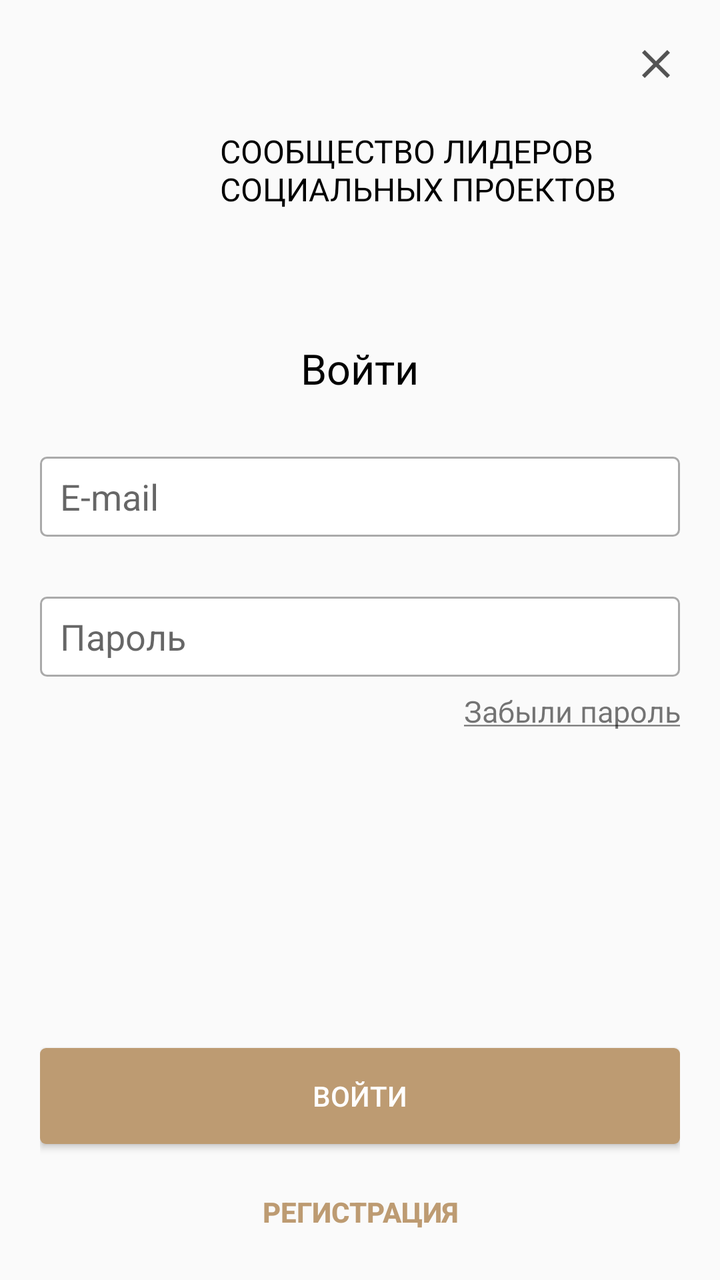
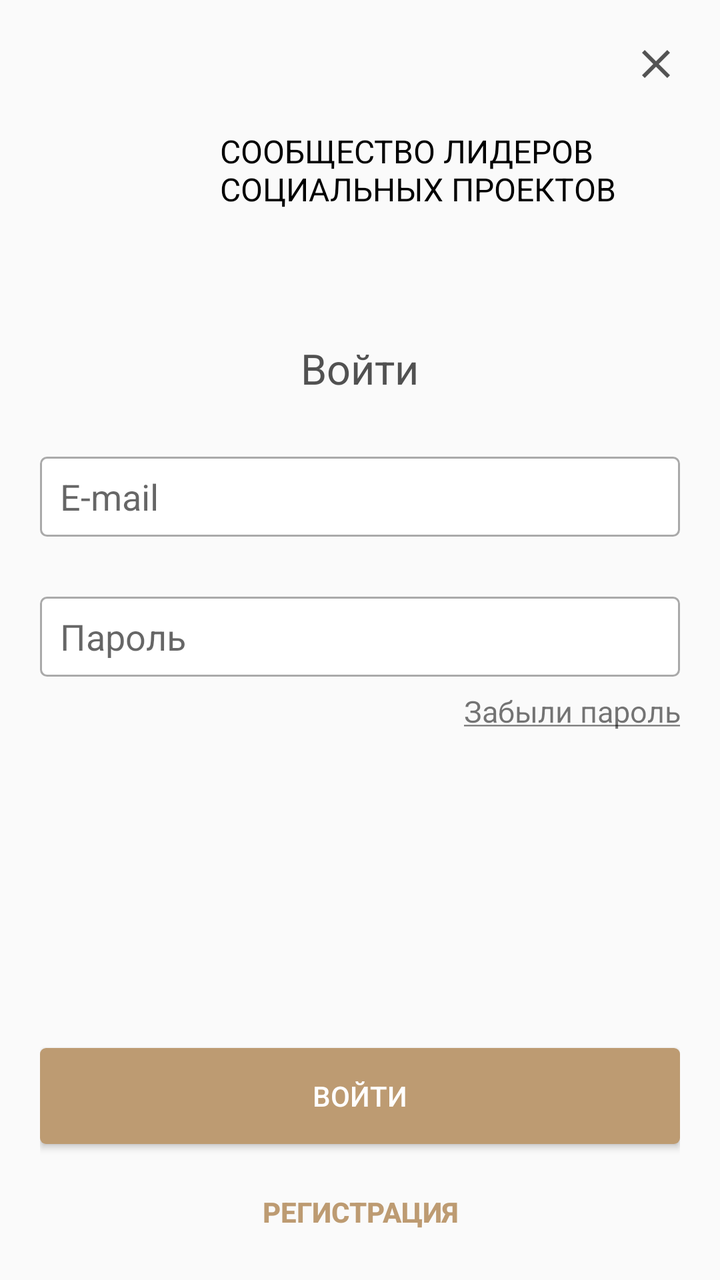

Compare the two renders of this Android layout. The source of the first and the diff that turns it into the second are given below.
<!-- AndroidManifest.xml: application theme AppTheme -->
<!-- res/layout/fragment_login_email.xml -->
<?xml version="1.0" encoding="utf-8"?>
<RelativeLayout
    xmlns:android="http://schemas.android.com/apk/res/android"
    android:layout_width="match_parent"
    android:paddingStart="20dp"
    android:paddingEnd="20dp"
    android:background="@color/auth_background"
    android:layout_height="match_parent">

    <LinearLayout
        android:layout_width="match_parent"
        android:layout_height="wrap_content"

        android:orientation="vertical">

        <include layout="@layout/auth_logo"/>

        <TextView
            android:layout_width="wrap_content"
            android:layout_height="wrap_content"
            android:text="@string/auth_label_login"
            android:layout_gravity="center"
            android:textColor="@android:color/black"
            android:textSize="21sp"
            android:layout_marginTop="60dp"/>

        <EditText
            style="@style/Auth.EditText"
            android:hint="@string/email"
            android:id="@+id/etEmail"
            android:layout_marginTop="30dp"/>

        <EditText
            style="@style/Auth.EditText"
            android:id="@+id/etPassword"
            android:hint="@string/auth_hint_password"
            android:layout_marginTop="30dp"/>

        <TextView
            android:layout_width="match_parent"
            android:layout_height="wrap_content"
            android:text="@string/auth_forgot_password"
            android:layout_marginTop="7dp"
            android:textSize="15sp"
            android:gravity="end"/>

    </LinearLayout>

    <Button
        android:layout_width="match_parent"
        android:layout_height="wrap_content"
        android:text="@string/auth_login_btn"
        android:textColor="@android:color/white"
        android:id="@+id/btnLogin"
        android:layout_marginBottom="10dp"
        android:layout_above="@id/btnRegister"
        android:background="@drawable/background_btn_auth" />

    <Button
        android:layout_width="match_parent"
        android:layout_height="wrap_content"
        android:text="@string/auth_register_btn"
        android:layout_marginBottom="10dp"
        android:id="@+id/btnRegister"
        android:textStyle="bold"
        android:textColor="@color/auth_email_color"
        android:background="@android:color/transparent"
        android:layout_alignParentBottom="true"/>

    <ImageView
        android:layout_width="wrap_content"
        android:layout_height="wrap_content"
        android:id="@+id/ivClose"
        android:src="@drawable/ic_close_black_24dp"
        android:layout_alignParentEnd="true"
        android:layout_marginTop="20dp"/>

</RelativeLayout>
<!-- res/layout/auth_logo.xml (included above) -->
<?xml version="1.0" encoding="utf-8"?>
<LinearLayout xmlns:android="http://schemas.android.com/apk/res/android"
    android:layout_width="wrap_content"
    android:layout_height="wrap_content"
    android:layout_gravity="center"
    android:layout_marginTop="60dp"
    android:paddingStart="25dp"
    android:paddingEnd="25dp">

    <ImageView
        android:layout_width="50dp"
        android:layout_height="50dp"
        android:src="@mipmap/ic_launcher" />

    <TextView
        android:layout_width="wrap_content"
        android:layout_height="wrap_content"
        android:layout_gravity="center"
        android:layout_marginStart="15dp"
        android:text="@string/auth_title_login"
        android:textAllCaps="true"
        android:textColor="@android:color/black"
        android:textSize="16sp" />
</LinearLayout>
<!-- resources referenced by this layout -->
<resources>
  <color name="auth_background">#fafafa</color>
  <color name="auth_email_color">#bd9b72</color>
  <!-- drawable background_btn_auth (drawable) -->
  <?xml version="1.0" encoding="utf-8"?>
  <shape xmlns:android="http://schemas.android.com/apk/res/android">
      <corners android:radius="3dp" />
      <solid android:color="@color/auth_email_color" />
  </shape>
  <!-- drawable ic_close_black_24dp (drawable) -->
  <vector android:alpha="0.67" android:height="24dp"
      android:viewportHeight="24.0" android:viewportWidth="24.0"
      android:width="24dp" xmlns:android="http://schemas.android.com/apk/res/android">
      <path android:fillColor="#FF000000" android:pathData="M19,6.41L17.59,5 12,10.59 6.41,5 5,6.41 10.59,12 5,17.59 6.41,19 12,13.41 17.59,19 19,17.59 13.41,12z"/>
  </vector>
  <!-- mipmap ic_launcher: png bitmap (drawable-v24, 9128 bytes) -->
  <string name="auth_forgot_password"><u>Забыли пароль</u></string>
  <string name="auth_hint_password">Пароль</string>
  <string name="auth_label_login">Войти</string>
  <string name="auth_login_btn">Войти</string>
  <string name="auth_register_btn">Регистрация</string>
  <string name="auth_title_login">Сообщество лидеров социальных проектов</string>
  <string name="email">E-mail</string>
  <style name="Auth.EditText" parent="Base.V7.Widget.AppCompat.EditText">
          <item name="android:paddingStart">10dp</item>
          <item name="android:paddingEnd">10dp</item>
          <item name="android:background">@drawable/background_edittext_login</item>
          <item name="android:layout_height">wrap_content</item>
          <item name="android:minHeight">40dp</item>
          <item name="android:layout_width">match_parent</item>
          <item name="android:textCursorDrawable">@null</item>
      </style>
  <style name="AppTheme" parent="Theme.AppCompat.Light.NoActionBar">
          
          <item name="colorPrimary">@color/colorPrimary</item>
          <item name="colorPrimaryDark">@color/colorPrimaryDark</item>
          <item name="colorAccent">@color/colorAccent</item>
          <item name="android:listDivider">@drawable/divider</item>
      </style>
  <!-- drawable background_edittext_login (drawable) -->
  <?xml version="1.0" encoding="utf-8"?>
  <shape xmlns:android="http://schemas.android.com/apk/res/android">
      <stroke
          android:width="1dp"
          android:color="@android:color/darker_gray" />
      <corners android:radius="3dp" />
      <solid android:color="@android:color/white" />
  </shape>
  <color name="colorPrimary">#FAFAFA</color>
  <color name="colorPrimaryDark">#949494</color>
  <color name="colorAccent">#C49A6C</color>
  <!-- drawable divider (drawable) -->
  <?xml version="1.0" encoding="utf-8"?>
  <shape xmlns:android="http://schemas.android.com/apk/res/android"
      android:shape="rectangle">
  
      <size
          android:width="1dp"
          android:height="1dp" />
  
      <solid android:color="@color/colorDivider" />
  
  </shape>
  <color name="colorDivider">#EEEEEE</color>
</resources>

<!-- the commit's change to res/layout/fragment_login_email.xml (unified diff, before → after) -->
@@ -1,11 +1,10 @@
 <?xml version="1.0" encoding="utf-8"?>
-<RelativeLayout
-    xmlns:android="http://schemas.android.com/apk/res/android"
+<RelativeLayout xmlns:android="http://schemas.android.com/apk/res/android"
     android:layout_width="match_parent"
+    android:layout_height="match_parent"
+    android:background="@color/auth_background"
     android:paddingStart="20dp"
-    android:paddingEnd="20dp"
-    android:background="@color/auth_background"
-    android:layout_height="match_parent">
+    android:paddingEnd="20dp">
 
     <LinearLayout
         android:layout_width="match_parent"
@@ -13,67 +12,66 @@
 
         android:orientation="vertical">
 
-        <include layout="@layout/auth_logo"/>
+        <include layout="@layout/auth_logo" />
 
         <TextView
+            style="@style/TextTitle"
             android:layout_width="wrap_content"
             android:layout_height="wrap_content"
-            android:text="@string/auth_label_login"
             android:layout_gravity="center"
-            android:textColor="@android:color/black"
-            android:textSize="21sp"
-            android:layout_marginTop="60dp"/>
+            android:layout_marginTop="60dp"
+            android:text="@string/auth_label_login" />
 
         <EditText
+            android:id="@+id/etEmail"
             style="@style/Auth.EditText"
-            android:hint="@string/email"
-            android:id="@+id/etEmail"
-            android:layout_marginTop="30dp"/>
+            android:layout_marginTop="30dp"
+            android:hint="@string/email" />
 
         <EditText
+            android:id="@+id/etPassword"
             style="@style/Auth.EditText"
-            android:id="@+id/etPassword"
-            android:hint="@string/auth_hint_password"
-            android:layout_marginTop="30dp"/>
+            android:layout_marginTop="30dp"
+            android:hint="@string/auth_hint_password" />
 
         <TextView
             android:layout_width="match_parent"
             android:layout_height="wrap_content"
+            android:layout_marginTop="7dp"
+            android:gravity="end"
             android:text="@string/auth_forgot_password"
-            android:layout_marginTop="7dp"
-            android:textSize="15sp"
-            android:gravity="end"/>
+            android:textSize="15sp" />
 
     </LinearLayout>
 
     <Button
+        android:id="@+id/btnLogin"
         android:layout_width="match_parent"
         android:layout_height="wrap_content"
+        android:layout_above="@id/btnRegister"
+        android:layout_marginBottom="10dp"
+        android:background="@drawable/background_btn_auth"
         android:text="@string/auth_login_btn"
-        android:textColor="@android:color/white"
-        android:id="@+id/btnLogin"
-        android:layout_marginBottom="10dp"
-        android:layout_above="@id/btnRegister"
-        android:background="@drawable/background_btn_auth" />
+        android:textColor="@android:color/white" />
 
     <Button
+        android:id="@+id/btnRegister"
         android:layout_width="match_parent"
         android:layout_height="wrap_content"
+        android:layout_alignParentBottom="true"
+        android:layout_marginBottom="10dp"
+        android:background="@android:color/transparent"
         android:text="@string/auth_register_btn"
-        android:layout_marginBottom="10dp"
-        android:id="@+id/btnRegister"
-        android:textStyle="bold"
         android:textColor="@color/auth_email_color"
-        android:background="@android:color/transparent"
-        android:layout_alignParentBottom="true"/>
+        android:textStyle="bold" />
 
     <ImageView
+        android:id="@+id/ivClose"
         android:layout_width="wrap_content"
         android:layout_height="wrap_content"
-        android:id="@+id/ivClose"
-        android:src="@drawable/ic_close_black_24dp"
         android:layout_alignParentEnd="true"
-        android:layout_marginTop="20dp"/>
+        android:layout_marginTop="20dp"
+        android:src="@drawable/ic_close_black_24dp" />
 
 </RelativeLayout>
 <!-- res/layout/auth_logo.xml (included above) -->
<!-- resource entries referenced after the edit -->
@@ -31,6 +31,10 @@
           <item name="android:layout_width">match_parent</item>
           <item name="android:textCursorDrawable">@null</item>
       </style>
+  <style name="TextTitle">
+          <item name="android:textColor">@color/text_title</item>
+          <item name="android:textSize">21sp</item>
+      </style>
   <style name="AppTheme" parent="Theme.AppCompat.Light.NoActionBar">
           
           <item name="colorPrimary">@color/colorPrimary</item>
@@ -47,6 +51,7 @@
       <corners android:radius="3dp" />
       <solid android:color="@android:color/white" />
   </shape>
+  <color name="text_title">#515151</color>
   <color name="colorPrimary">#FAFAFA</color>
   <color name="colorPrimaryDark">#949494</color>
   <color name="colorAccent">#C49A6C</color>
